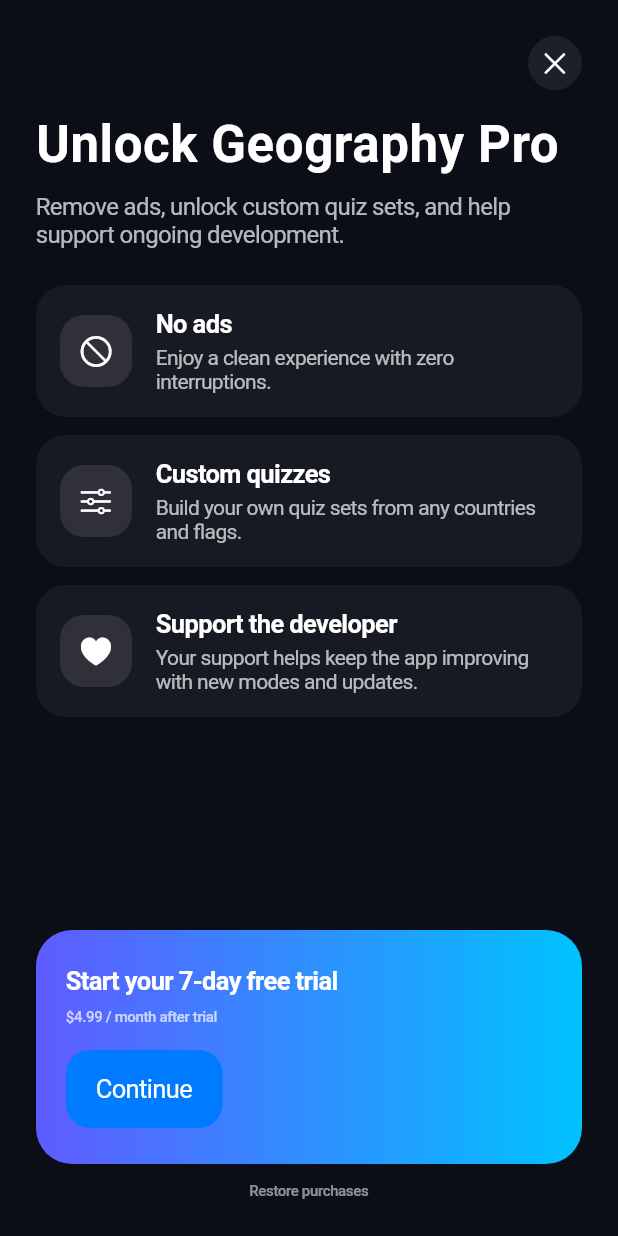
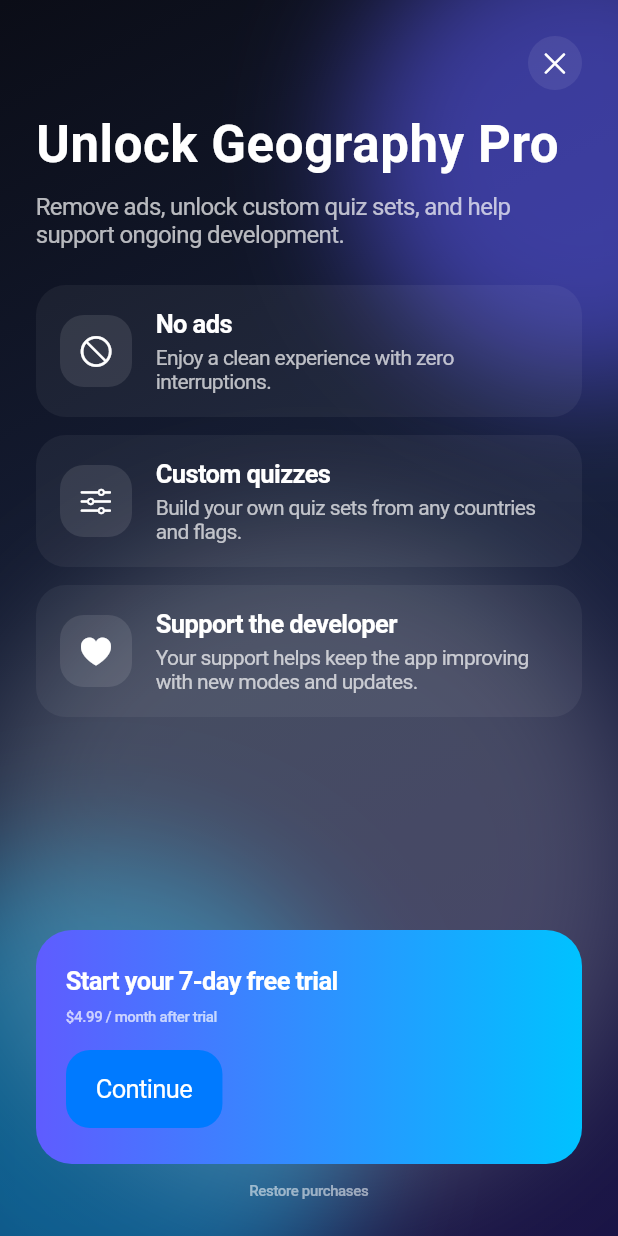
Before and after one commit to Nikita0x/geography, a Flutter app: the PaywallScreen screen opened by its route, on a phone screen of 412 x 824 dp. Run offline on Flutter 3.47's test engine with Material 3 defaults, Android fonts, the phone set to English and light mode, and no system bars; our stand-ins replace device_preview, flutter_svg, signals; missing offline and left inert: purchases_flutter; project files that could hold a hidden picture were left out.

Commit message:
added: animated gradient background with moving glow circles for paywall screen

```diff
--- a/lib/screens/paywall_screen.dart
+++ b/lib/screens/paywall_screen.dart
@@ -1,5 +1,125 @@
+import 'dart:math' as math;
+
 import 'package:flutter/cupertino.dart';
 import 'package:flutter/material.dart';
+
+const double _kPaywallBlurSigma = 40;
+const double _kPaywallTopRightRadiusFactor = 0.38;
+const double _kPaywallBottomLeftRadiusFactor = 0.42;
+const double _kPaywallCenterRadiusFactor = 0.52;
+
+class PaywallAnimatedBackground extends StatefulWidget {
+  const PaywallAnimatedBackground({super.key});
+
+  @override
+  State<PaywallAnimatedBackground> createState() =>
+      _PaywallAnimatedBackgroundState();
+}
+
+class _PaywallAnimatedBackgroundState extends State<PaywallAnimatedBackground>
+    with SingleTickerProviderStateMixin {
+  late final AnimationController _controller;
+
+  @override
+  void initState() {
+    super.initState();
+    _controller = AnimationController(
+      vsync: this,
+      duration: const Duration(seconds: 50),
+    )..repeat();
+  }
+
+  @override
+  void dispose() {
+    _controller.dispose();
+    super.dispose();
+  }
+
+  @override
+  Widget build(BuildContext context) {
+    return AnimatedBuilder(
+      animation: _controller,
+      builder: (context, child) {
+        final double t = _controller.value;
+
+        return Container(
+          decoration: const BoxDecoration(
+            gradient: LinearGradient(
+              begin: Alignment.topLeft,
+              end: Alignment.bottomRight,
+              colors: [Color(0xFF0B0D17), Color(0xFF17203A), Color(0xFF1A1446)],
+            ),
+          ),
+          child: CustomPaint(
+            painter: _PaywallGlowPainter(progress: t),
+            size: Size.infinite,
+          ),
+        );
+      },
+    );
+  }
+}
+
+class _PaywallGlowPainter extends CustomPainter {
+  _PaywallGlowPainter({required this.progress});
+
+  final double progress;
+
+  @override
+  void paint(Canvas canvas, Size size) {
+    final Paint paint =
+        Paint()
+          ..style = PaintingStyle.fill
+          ..maskFilter = const MaskFilter.blur(
+            BlurStyle.normal,
+            _kPaywallBlurSigma,
+          );
+
+    final double t = progress;
+
+    final double loop = math.sin(t * 2 * math.pi); // -1..1, periodic по кругу
+    final double loopInv = math.cos(t * 2 * math.pi);
+
+    // Верхний правый круг движется по большой дуге, яркость циклична без скачка
+    paint.color = const Color(0xFF5F5CFF).withOpacity(0.5 + 0.18 * loop);
+    final Offset topRight = Offset(
+      size.width * (0.7 + 0.25 * math.cos(t * 2 * math.pi)),
+      size.height * (0.1 + 0.1 * math.sin(t * 2 * math.pi)),
+    );
+    canvas.drawCircle(
+      topRight,
+      size.width * _kPaywallTopRightRadiusFactor,
+      paint,
+    );
+
+    // Нижний левый круг движется в противофазе, яркость тоже периодична
+    paint.color = const Color(0xFF00C2FF).withOpacity(0.45 + 0.18 * (-loop));
+    final Offset bottomLeft = Offset(
+      size.width * (0.1 + 0.25 * math.sin(t * 2 * math.pi)),
+      size.height * (0.8 + 0.1 * math.cos(t * 2 * math.pi)),
+    );
+    canvas.drawCircle(
+      bottomLeft,
+      size.width * _kPaywallBottomLeftRadiusFactor,
+      paint,
+    );
+
+    // Центральная мягкая подсветка под CTA пульсирует синусоидально
+    final double centerPulse = 0.5 + 0.5 * loopInv; // 0..1, плавный цикл
+    paint.color = Colors.white.withOpacity(0.12 + 0.08 * centerPulse);
+    final Offset center = Offset(size.width * 0.5, size.height * 0.7);
+    canvas.drawCircle(
+      center,
+      size.width * (_kPaywallCenterRadiusFactor * (0.95 + 0.1 * centerPulse)),
+      paint,
+    );
+  }
+
+  @override
+  bool shouldRepaint(covariant _PaywallGlowPainter oldDelegate) {
+    return oldDelegate.progress != progress;
+  }
+}
 
 class PaywallScreen extends StatelessWidget {
   const PaywallScreen({super.key});
@@ -8,8 +128,11 @@ class PaywallScreen extends StatelessWidget {
   Widget build(BuildContext context) {
     final textTheme = CupertinoTheme.of(context).textTheme;
     return CupertinoPageScaffold(
-      backgroundColor: const Color(0xFF0B0D17),
-      child: SafeArea(
+      backgroundColor: Colors.transparent,
+      child: Stack(
+        children: [
+          const Positioned.fill(child: PaywallAnimatedBackground()),
+          SafeArea(
             child: Padding(
               padding: const EdgeInsets.all(24),
               child: Column(
@@ -22,7 +145,10 @@ class PaywallScreen extends StatelessWidget {
                       minSize: 36,
                       color: Colors.white.withOpacity(0.08),
                       borderRadius: BorderRadius.circular(20),
-                  child: const Icon(CupertinoIcons.clear, color: Colors.white),
+                      child: const Icon(
+                        CupertinoIcons.clear,
+                        color: Colors.white,
+                      ),
                       onPressed: () => Navigator.of(context).pop(),
                     ),
                   ),
@@ -46,7 +172,8 @@ class PaywallScreen extends StatelessWidget {
                   _FeatureTile(
                     icon: CupertinoIcons.nosign,
                     title: 'No ads',
-                subtitle: 'Enjoy a clean experience with zero interruptions.',
+                    subtitle:
+                        'Enjoy a clean experience with zero interruptions.',
                   ),
                   _FeatureTile(
                     icon: CupertinoIcons.slider_horizontal_3,
@@ -110,6 +237,8 @@ class PaywallScreen extends StatelessWidget {
                 ],
               ),
             ),
+          ),
+        ],
       ),
     );
   }
```
Lines whose indentation alone changed are shown as unchanged.
